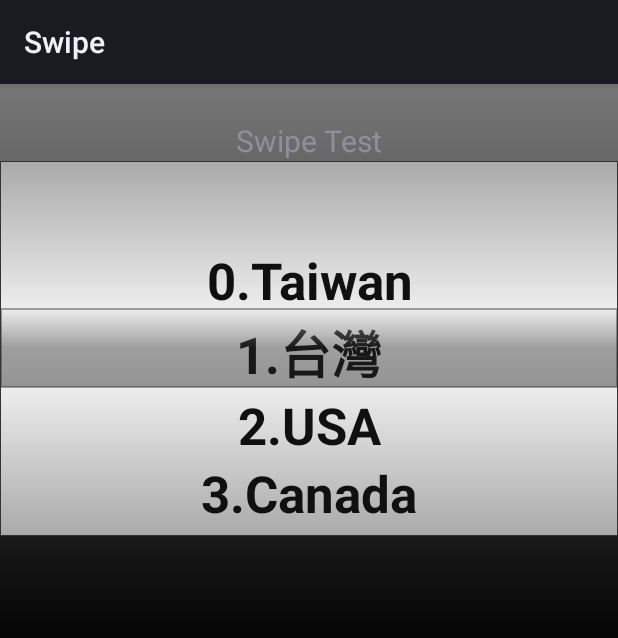
After one commit to danny-source/android-wheel, an Android app: the SwipeActivity screen opened directly, with no data from a screen before it, on a phone screen of 412 x 824 dp. The commit adds this screen. Shown: the top 638 px of the screen. Run offline under Robolectric (Android 15) with nearby library versions, the phone set to English and light mode, and no system bars.

Commit message:
fix swipe bug and make stable

```diff
--- a/app/src/main/AndroidManifest.xml
+++ b/app/src/main/AndroidManifest.xml
@@ -47,6 +47,12 @@
                 <category android:name="kankan.wheel.WHEEL_SAMPLE"/>
             </intent-filter>
         </activity>
+        <activity android:name="kankan.wheel.demo.SwipeActivity" android:label="Swipe">
+            <intent-filter>
+                <action android:name="android.intent.action.MAIN" />
+                <category android:name="kankan.wheel.WHEEL_SAMPLE"/>
+            </intent-filter>
+        </activity>
     </application>
 
 </manifest>
--- a/app/src/main/java/kankan/wheel/demo/CitiesActivity.java
+++ b/app/src/main/java/kankan/wheel/demo/CitiesActivity.java
@@ -30,7 +30,7 @@ public class CitiesActivity extends Activity {
         final WheelView country = (WheelView) findViewById(R.id.country);
         country.setVisibleItems(3);
         CountryAdapter cAdapter = new CountryAdapter(this);
-        cAdapter.setTextSize(30);
+        cAdapter.setTextSize(40);
         country.setViewAdapter(cAdapter);
 
         final String cities[][] = new String[][] {
--- /dev/null
+++ b/app/src/main/java/kankan/wheel/demo/SwipeActivity.java
@@ -0,0 +1,84 @@
+package kankan.wheel.demo;
+
+import android.app.Activity;
+import android.content.Context;
+import android.os.Bundle;
+import android.util.Log;
+import android.view.View;
+import android.view.ViewGroup;
+import android.widget.ImageView;
+
+import kankan.wheel.widget.OnWheelChangedListener;
+import kankan.wheel.widget.OnWheelClickedListener;
+import kankan.wheel.widget.OnWheelScrollListener;
+import kankan.wheel.widget.WheelView;
+import kankan.wheel.widget.adapters.AbstractWheelTextAdapter;
+import kankan.wheel.widget.adapters.ArrayWheelAdapter;
+
+/**
+ * Created by danny on 15/4/8.
+ */
+public class SwipeActivity extends Activity {
+    // Scrolling flag
+    private boolean scrolling = false;
+    private String countries[] =
+            new String[] {"0.Taiwan", "1.台灣", "2.USA", "3.Canada", "4.Ukraine", "5.France", "6.Japan", "7.Korea", "8.Africa"};
+
+    @Override
+    public void onCreate(Bundle savedInstanceState) {
+        super.onCreate(savedInstanceState);
+
+        setContentView(R.layout.swipe_layout);
+
+        final WheelView country = (WheelView) findViewById(R.id.swipe);
+        //country.setVisibleItems(3);
+        country.setSwipeable(true);
+        ArrayWheelAdapter<String> adapter =
+                new ArrayWheelAdapter<String>(this, countries);
+        adapter.setTextSize(34);
+
+        country.setViewAdapter(adapter);
+
+        country.addChangingListener(new OnWheelChangedListener() {
+            public void onChanged(WheelView wheel, int oldValue, int newValue) {
+                if (!scrolling) {
+
+                }
+            }
+        });
+
+        country.addScrollingListener(new OnWheelScrollListener() {
+            public void onScrollingStarted(WheelView wheel) {
+                scrolling = true;
+            }
+
+            public void onScrollingFinished(WheelView wheel) {
+                scrolling = false;
+
+            }
+        });
+
+        country.setCurrentItem(1);
+        country.addClickingListener(new OnWheelClickedListener() {
+            @Override
+            public void onItemClicked(WheelView wheel, int itemIndex) {
+
+            }
+
+            @Override
+            public boolean onItemSwipRight(WheelView wheel, int itemIndex) {
+                return false;
+            }
+
+            @Override
+            public boolean onItemSwipLeft(WheelView wheel, int itemIndex) {
+                if (itemIndex == 2) {
+                    Log.i("TAG","can't show action");
+                    return false;
+                }
+                return true;
+            }
+        });
+    }
+
+}
--- a/app/src/main/java/kankan/wheel/demo/TimeActivity.java
+++ b/app/src/main/java/kankan/wheel/demo/TimeActivity.java
@@ -70,13 +70,15 @@ public class TimeActivity extends Activity {
             }
 
 			@Override
-			public void onItemSwipRight(WheelView wheel, int itemIndex) {
+			public boolean onItemSwipRight(WheelView wheel, int itemIndex) {
 				Log.i("TAG", "Swipe Right :" + itemIndex);
+				return true;
 			}
 
 			@Override
-			public void onItemSwipLeft(WheelView wheel, int itemIndex) {
+			public boolean onItemSwipLeft(WheelView wheel, int itemIndex) {
 				Log.i("TAG", "Swipe Left :" + itemIndex);
+				return true;
 			}
 		};
         hours.addClickingListener(click);
--- /dev/null
+++ b/app/src/main/res/layout/swipe_layout.xml
@@ -0,0 +1,31 @@
+<?xml version="1.0" encoding="utf-8"?>
+
+<LinearLayout xmlns:android="http://schemas.android.com/apk/res/android"
+	android:layout_height="fill_parent"
+	android:orientation="vertical"
+	android:background="@drawable/layout_bg"
+	android:layout_width="fill_parent">
+
+	<TextView
+		android:layout_width="wrap_content"
+		android:layout_height="wrap_content"
+		android:layout_marginTop="24dp"
+		android:layout_gravity="center_horizontal"
+		android:textSize="20sp"
+		android:text="Swipe Test"
+		android:id="@+id/TextView1" />
+
+	<kankan.wheel.widget.WheelView android:id="@+id/swipe"
+         android:layout_height="250dp"
+         android:layout_width="match_parent"
+         android:layout_gravity="center_vertical" />
+
+	<!-- Button
+		android:layout_width="wrap_content"
+		android:layout_height="wrap_content"
+		android:layout_gravity="center_horizontal"
+		android:layout_marginTop="18dp"
+		android:textSize="18sp"
+		android:text="    Next >   "/-->
+
+</LinearLayout>
--- a/widget/src/main/java/kankan/wheel/widget/OnWheelClickedListener.java
+++ b/widget/src/main/java/kankan/wheel/widget/OnWheelClickedListener.java
@@ -29,6 +29,6 @@ public interface OnWheelClickedListener {
      * @param itemIndex the index of clicked item
      */
     void onItemClicked(WheelView wheel, int itemIndex);
-    void onItemSwipRight(WheelView wheel, int itemIndex);
-    void onItemSwipLeft(WheelView wheel, int itemIndex);
+    boolean onItemSwipRight(WheelView wheel, int itemIndex);
+    boolean onItemSwipLeft(WheelView wheel, int itemIndex);
 }
```
Also changed, not shown: app/src/main/res/layout/swipe_adapter_layout.xml (added, +15 -0 lines), widget/src/main/java/kankan/wheel/widget/WheelScroller.java (+10 -0 lines), widget/src/main/java/kankan/wheel/widget/WheelView.java (+105 -51 lines).
